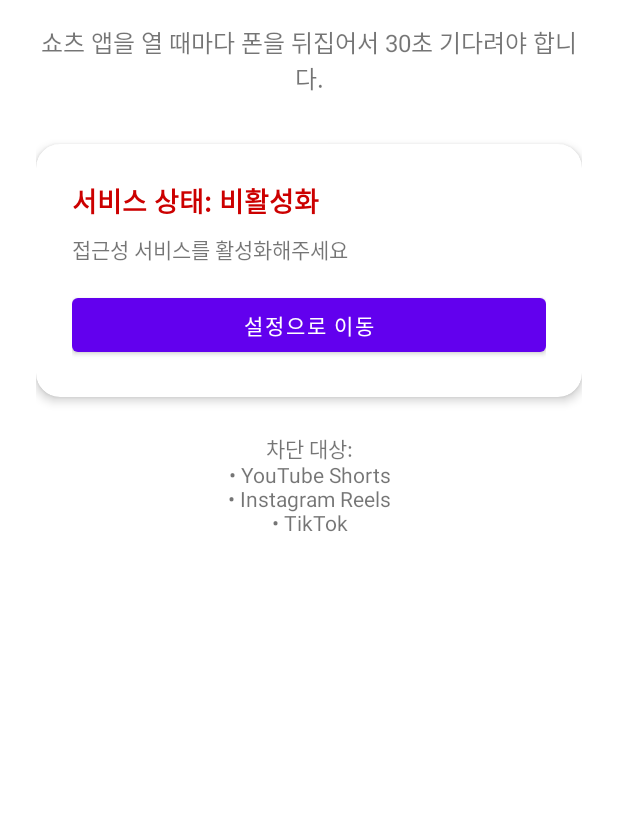
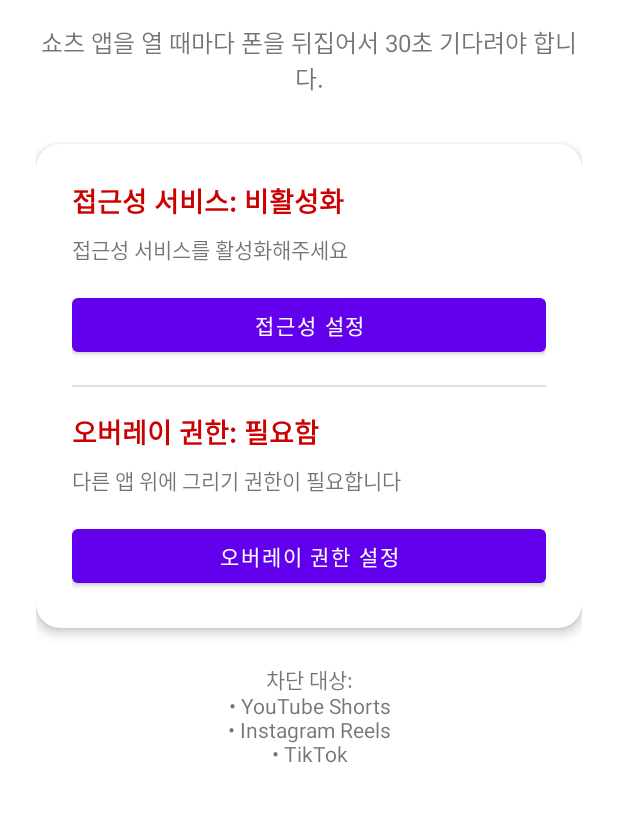
Before and after one commit to hsikkk/un-short, an Android app: the screen it shows after launch (MainActivity), on a phone screen of 412 x 824 dp, the part 257-1079 px from its top. Run offline under Robolectric (Android 15) with nearby library versions, the phone set to English and light mode, and no system bars.

Commit message:
feat: Improve overlay blocking with auto-dismiss and UI enhancements
Major improvements:
- 15-second timer with phone flip detection
- Auto-dismiss overlay when exiting Shorts screen
- Full-screen overlay covering navigation bar area
- Improved permission UI with separate buttons for accessibility and overlay
- Remove background app forcing for better UX

Features:
- Overlay automatically disappears when user exits Shorts/Reels
- Proper screen height calculation for overlay positioning
- Enhanced MainActivity with dual permission status display
- Cleaner user flow without forced app backgrounding

Tech improvements:
- Real screen height calculation using DisplayMetrics
- Navigation bar height detection
- Separated permission request flows
- Better overlay lifecycle management

🤖 Generated with [Claude Code](https://claude.com/claude-code)

Co-Authored-By: Claude <noreply@anthropic.com>

```diff
--- a/app/src/main/java/com/shortblock/MainActivity.kt
+++ b/app/src/main/java/com/shortblock/MainActivity.kt
@@ -1,6 +1,7 @@
 package com.shortblock
 
 import android.content.Intent
+import android.net.Uri
 import android.os.Bundle
 import android.provider.Settings
 import android.widget.Button
@@ -10,18 +11,31 @@ import androidx.appcompat.app.AppCompatActivity
 class MainActivity : AppCompatActivity() {
 
     private lateinit var serviceStatusText: TextView
+    private lateinit var overlayStatusText: TextView
     private lateinit var settingsButton: Button
+    private lateinit var overlayButton: Button
 
     override fun onCreate(savedInstanceState: Bundle?) {
         super.onCreate(savedInstanceState)
         setContentView(R.layout.activity_main)
 
         serviceStatusText = findViewById(R.id.serviceStatusText)
+        overlayStatusText = findViewById(R.id.overlayStatusText)
         settingsButton = findViewById(R.id.settingsButton)
+        overlayButton = findViewById(R.id.overlayButton)
 
         settingsButton.setOnClickListener {
             // 접근성 설정으로 이동
             val intent = Intent(Settings.ACTION_ACCESSIBILITY_SETTINGS)
+            startActivity(intent)
+        }
+
+        overlayButton.setOnClickListener {
+            // 오버레이 권한 설정으로 이동
+            val intent = Intent(
+                Settings.ACTION_MANAGE_OVERLAY_PERMISSION,
+                Uri.parse("package:$packageName")
+            )
             startActivity(intent)
         }
     }
@@ -29,16 +43,28 @@ class MainActivity : AppCompatActivity() {
     override fun onResume() {
         super.onResume()
         updateServiceStatus()
+        updateOverlayStatus()
     }
 
     private fun updateServiceStatus() {
         val isEnabled = isAccessibilityServiceEnabled()
         if (isEnabled) {
-            serviceStatusText.text = "서비스 상태: 활성화 ✓"
+            serviceStatusText.text = "접근성 서비스: 활성화 ✓"
             serviceStatusText.setTextColor(getColor(android.R.color.holo_green_dark))
         } else {
-            serviceStatusText.text = "서비스 상태: 비활성화"
+            serviceStatusText.text = "접근성 서비스: 비활성화"
             serviceStatusText.setTextColor(getColor(android.R.color.holo_red_dark))
+        }
+    }
+
+    private fun updateOverlayStatus() {
+        val isEnabled = Settings.canDrawOverlays(this)
+        if (isEnabled) {
+            overlayStatusText.text = "오버레이 권한: 허용됨 ✓"
+            overlayStatusText.setTextColor(getColor(android.R.color.holo_green_dark))
+        } else {
+            overlayStatusText.text = "오버레이 권한: 필요함"
+            overlayStatusText.setTextColor(getColor(android.R.color.holo_red_dark))
         }
     }
 
--- a/app/src/main/res/layout/activity_main.xml
+++ b/app/src/main/res/layout/activity_main.xml
@@ -66,7 +66,35 @@
                 android:layout_width="match_parent"
                 android:layout_height="wrap_content"
                 android:layout_marginTop="16dp"
-                android:text="설정으로 이동" />
+                android:text="접근성 설정" />
+
+            <View
+                android:layout_width="match_parent"
+                android:layout_height="1dp"
+                android:layout_marginVertical="16dp"
+                android:background="#E0E0E0" />
+
+            <TextView
+                android:id="@+id/overlayStatusText"
+                android:layout_width="wrap_content"
+                android:layout_height="wrap_content"
+                android:text="오버레이 권한: 필요함"
+                android:textSize="18sp"
+                android:textStyle="bold" />
+
+            <TextView
+                android:layout_width="wrap_content"
+                android:layout_height="wrap_content"
+                android:layout_marginTop="8dp"
+                android:text="다른 앱 위에 그리기 권한이 필요합니다"
+                android:textSize="14sp" />
+
+            <Button
+                android:id="@+id/overlayButton"
+                android:layout_width="match_parent"
+                android:layout_height="wrap_content"
+                android:layout_marginTop="16dp"
+                android:text="오버레이 권한 설정" />
 
         </LinearLayout>
 
--- a/app/src/main/res/layout/overlay_flip_phone.xml
+++ b/app/src/main/res/layout/overlay_flip_phone.xml
@@ -58,7 +58,7 @@
                 android:layout_width="wrap_content"
                 android:layout_height="wrap_content"
                 android:layout_marginTop="32dp"
-                android:text="30"
+                android:text="15"
                 android:textSize="72sp"
                 android:textStyle="bold"
                 android:textColor="#4A90E2" />
```
Also changed, not shown: app/src/main/java/com/shortblock/BlockOverlay.kt (+47 -7 lines), app/src/main/java/com/shortblock/ShortsBlockService.kt (+68 -7 lines), 1 other file.
